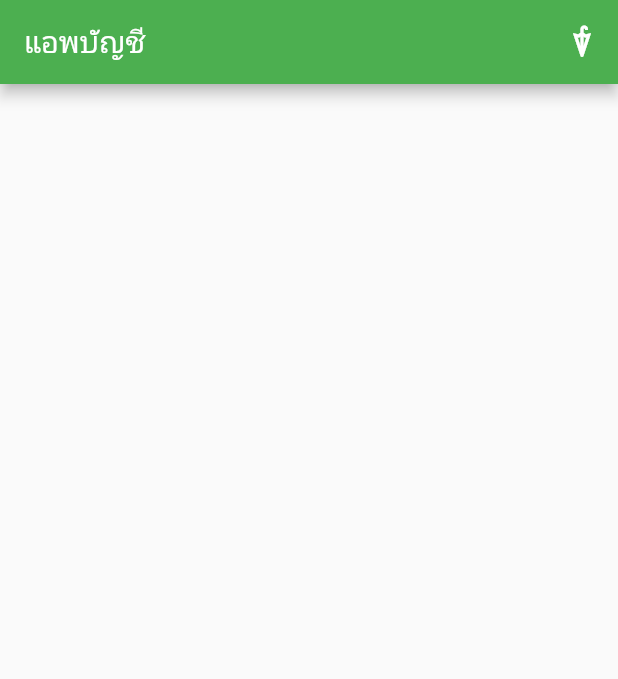
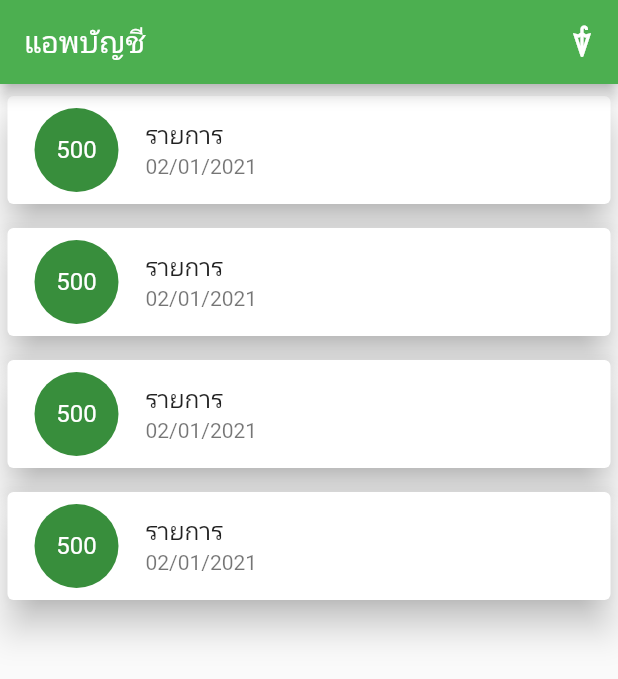
Before and after one commit to Redleafz2735/4-flutter, a Flutter app: the screen it shows after launch, on a phone screen of 412 x 824 dp. Shown: the top 679 px of the screen. Run offline on Flutter 3.47's test engine with Material 2 defaults, Android fonts, the phone set to English and light mode, and no system bars.

Commit message:
commit 6

```diff
--- a/lib/main.dart
+++ b/lib/main.dart
@@ -45,6 +45,23 @@ class _MyHomePageState extends State<MyHomePage> {
             )
           ],
         ),
-        body: Container());
+        body: ListView.builder(
+            itemCount: 4,
+            itemBuilder: (context, int index) {
+              return Card(
+                elevation: 10,
+                margin: const EdgeInsets.symmetric(vertical: 8, horizontal: 5),
+                child: ListTile(
+                  leading: CircleAvatar(
+                    radius: 30,
+                    child: FittedBox(
+                      child: Text("500"),
+                    ),
+                  ),
+                  title: Text("รายการ"),
+                  subtitle: Text("02/01/2021"),
+                ),
+              );
+            }));
   }
 }
```
